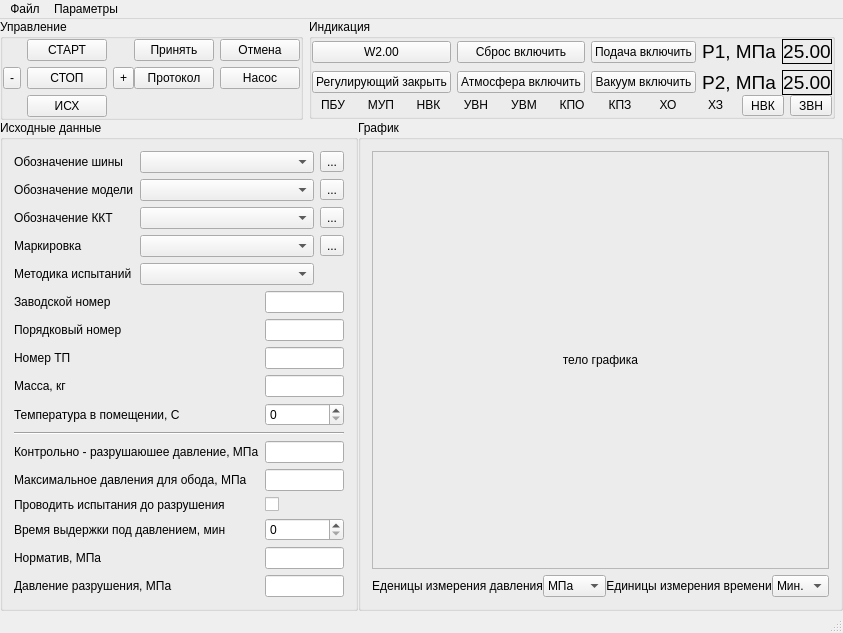
First picture: the form in main_window.ui, repository firef0xff/ttm25, before the edit.
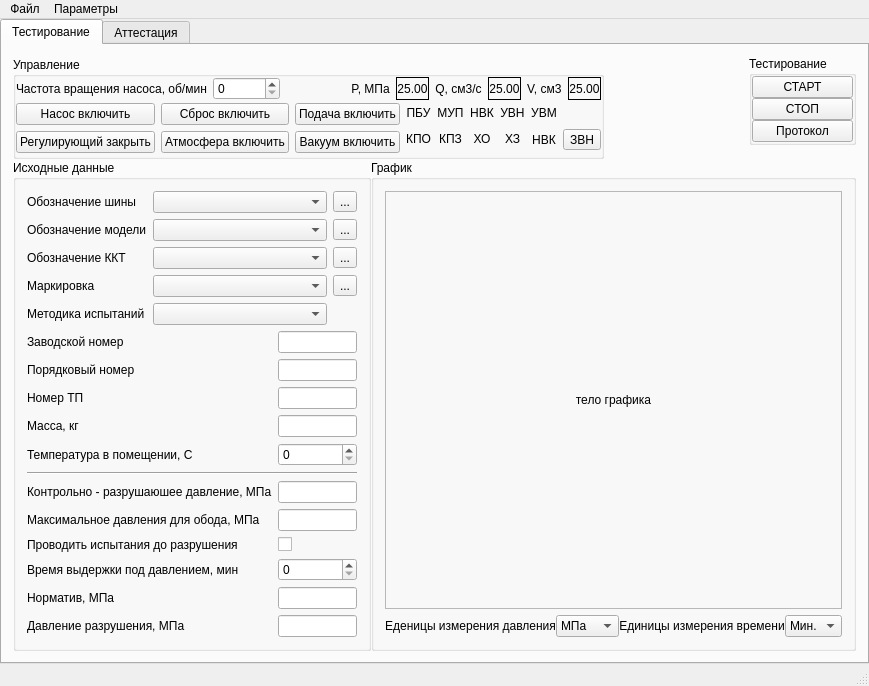
Second picture: the form after the edit.

Commit message:
Добавил секцию памяти. Обновил интерфейс
2ч

```diff
--- a/main_window.ui
+++ b/main_window.ui
@@ -6,8 +6,8 @@
    <rect>
     <x>0</x>
     <y>0</y>
-    <width>802</width>
-    <height>596</height>
+    <width>778</width>
+    <height>640</height>
    </rect>
   </property>
   <property name="windowTitle">
@@ -31,6 +31,16 @@
      <number>0</number>
     </property>
     <item>
+     <widget class="QTabWidget" name="tabWidget">
+      <property name="currentIndex">
+       <number>0</number>
+      </property>
+      <widget class="QWidget" name="tab_3">
+       <attribute name="title">
+        <string>Тестирование</string>
+       </attribute>
+       <layout class="QHBoxLayout" name="horizontalLayout_2">
+        <item>
      <layout class="QVBoxLayout" name="verticalLayout_3">
       <property name="spacing">
        <number>0</number>
@@ -48,170 +58,15 @@
         </property>
         <item>
          <widget class="QGroupBox" name="Controls">
+              <property name="sizePolicy">
+               <sizepolicy hsizetype="Preferred" vsizetype="Fixed">
+                <horstretch>0</horstretch>
+                <verstretch>0</verstretch>
+               </sizepolicy>
+              </property>
           <property name="title">
            <string>Управление</string>
           </property>
-          <layout class="QHBoxLayout" name="horizontalLayout_3">
-           <property name="spacing">
-            <number>0</number>
-           </property>
-           <property name="leftMargin">
-            <number>0</number>
-           </property>
-           <property name="topMargin">
-            <number>0</number>
-           </property>
-           <property name="rightMargin">
-            <number>0</number>
-           </property>
-           <property name="bottomMargin">
-            <number>0</number>
-           </property>
-           <item>
-            <layout class="QGridLayout" name="gridLayout_5">
-             <property name="sizeConstraint">
-              <enum>QLayout::SetMinimumSize</enum>
-             </property>
-             <item row="3" column="1">
-              <widget class="QPushButton" name="pushButton_5">
-               <property name="sizePolicy">
-                <sizepolicy hsizetype="Minimum" vsizetype="Preferred">
-                 <horstretch>0</horstretch>
-                 <verstretch>0</verstretch>
-                </sizepolicy>
-               </property>
-               <property name="text">
-                <string>ИСХ</string>
-               </property>
-              </widget>
-             </item>
-             <item row="2" column="1">
-              <widget class="QPushButton" name="pushButton_2">
-               <property name="sizePolicy">
-                <sizepolicy hsizetype="Minimum" vsizetype="Preferred">
-                 <horstretch>0</horstretch>
-                 <verstretch>0</verstretch>
-                </sizepolicy>
-               </property>
-               <property name="text">
-                <string>СТОП</string>
-               </property>
-              </widget>
-             </item>
-             <item row="2" column="2">
-              <widget class="QToolButton" name="toolButton_8">
-               <property name="sizePolicy">
-                <sizepolicy hsizetype="Minimum" vsizetype="Preferred">
-                 <horstretch>0</horstretch>
-                 <verstretch>0</verstretch>
-                </sizepolicy>
-               </property>
-               <property name="text">
-                <string>+</string>
-               </property>
-              </widget>
-             </item>
-             <item row="1" column="1">
-              <widget class="QPushButton" name="pushButton_4">
-               <property name="sizePolicy">
-                <sizepolicy hsizetype="Minimum" vsizetype="Preferred">
-                 <horstretch>0</horstretch>
-                 <verstretch>0</verstretch>
-                </sizepolicy>
-               </property>
-               <property name="text">
-                <string>СТАРТ</string>
-               </property>
-              </widget>
-             </item>
-             <item row="2" column="0">
-              <widget class="QToolButton" name="toolButton_7">
-               <property name="sizePolicy">
-                <sizepolicy hsizetype="Minimum" vsizetype="Preferred">
-                 <horstretch>0</horstretch>
-                 <verstretch>0</verstretch>
-                </sizepolicy>
-               </property>
-               <property name="text">
-                <string>-</string>
-               </property>
-              </widget>
-             </item>
-            </layout>
-           </item>
-           <item>
-            <layout class="QFormLayout" name="formLayout">
-             <property name="sizeConstraint">
-              <enum>QLayout::SetMaximumSize</enum>
-             </property>
-             <item row="0" column="0">
-              <widget class="QPushButton" name="pushButton">
-               <property name="sizePolicy">
-                <sizepolicy hsizetype="Minimum" vsizetype="Fixed">
-                 <horstretch>0</horstretch>
-                 <verstretch>0</verstretch>
-                </sizepolicy>
-               </property>
-               <property name="text">
-                <string>Принять</string>
-               </property>
-              </widget>
-             </item>
-             <item row="0" column="1">
-              <widget class="QPushButton" name="pushButton_3">
-               <property name="sizePolicy">
-                <sizepolicy hsizetype="Minimum" vsizetype="Fixed">
-                 <horstretch>0</horstretch>
-                 <verstretch>0</verstretch>
-                </sizepolicy>
-               </property>
-               <property name="text">
-                <string>Отмена</string>
-               </property>
-              </widget>
-             </item>
-             <item row="1" column="0">
-              <widget class="QPushButton" name="pushButton_7">
-               <property name="sizePolicy">
-                <sizepolicy hsizetype="Minimum" vsizetype="Fixed">
-                 <horstretch>0</horstretch>
-                 <verstretch>0</verstretch>
-                </sizepolicy>
-               </property>
-               <property name="text">
-                <string>Протокол</string>
-               </property>
-              </widget>
-             </item>
-             <item row="1" column="1">
-              <widget class="QPushButton" name="pushButton_9">
-               <property name="sizePolicy">
-                <sizepolicy hsizetype="Minimum" vsizetype="Fixed">
-                 <horstretch>0</horstretch>
-                 <verstretch>0</verstretch>
-                </sizepolicy>
-               </property>
-               <property name="text">
-                <string>Насос</string>
-               </property>
-              </widget>
-             </item>
-            </layout>
-           </item>
-          </layout>
-         </widget>
-        </item>
-        <item>
-         <widget class="QGroupBox" name="Indicators">
-          <property name="sizePolicy">
-           <sizepolicy hsizetype="Preferred" vsizetype="Fixed">
-            <horstretch>0</horstretch>
-            <verstretch>0</verstretch>
-           </sizepolicy>
-          </property>
-          <property name="title">
-           <string>Индикация</string>
-          </property>
           <layout class="QVBoxLayout" name="verticalLayout_5">
            <property name="spacing">
             <number>0</number>
@@ -228,11 +83,146 @@
            <property name="bottomMargin">
             <number>0</number>
            </property>
+               <item>
+                <layout class="QHBoxLayout" name="horizontalLayout_8">
+                 <property name="topMargin">
+                  <number>0</number>
+                 </property>
+                 <item>
+                  <widget class="QLabel" name="label_13">
+                   <property name="text">
+                    <string>Частота вращения насоса, об/мин</string>
+                   </property>
+                  </widget>
+                 </item>
+                 <item>
+                  <widget class="QSpinBox" name="spinBox">
+                   <property name="maximum">
+                    <number>9999999</number>
+                   </property>
+                  </widget>
+                 </item>
+                 <item>
+                  <spacer name="horizontalSpacer_3">
+                   <property name="orientation">
+                    <enum>Qt::Horizontal</enum>
+                   </property>
+                   <property name="sizeHint" stdset="0">
+                    <size>
+                     <width>40</width>
+                     <height>20</height>
+                    </size>
+                   </property>
+                  </spacer>
+                 </item>
+                 <item>
+                  <layout class="QGridLayout" name="gridLayout_4">
+                   <item row="0" column="0">
+                    <widget class="QLabel" name="label_23">
+                     <property name="font">
+                      <font>
+                       <pointsize>9</pointsize>
+                      </font>
+                     </property>
+                     <property name="text">
+                      <string>P, МПа</string>
+                     </property>
+                     <property name="alignment">
+                      <set>Qt::AlignCenter</set>
+                     </property>
+                    </widget>
+                   </item>
+                   <item row="0" column="1">
+                    <widget class="QLabel" name="label_24">
+                     <property name="font">
+                      <font>
+                       <pointsize>9</pointsize>
+                      </font>
+                     </property>
+                     <property name="frameShape">
+                      <enum>QFrame::Box</enum>
+                     </property>
+                     <property name="text">
+                      <string>25.00</string>
+                     </property>
+                     <property name="alignment">
+                      <set>Qt::AlignCenter</set>
+                     </property>
+                    </widget>
+                   </item>
+                   <item row="0" column="2">
+                    <widget class="QLabel" name="label_25">
+                     <property name="font">
+                      <font>
+                       <pointsize>9</pointsize>
+                      </font>
+                     </property>
+                     <property name="text">
+                      <string>Q, см3/c</string>
+                     </property>
+                     <property name="alignment">
+                      <set>Qt::AlignCenter</set>
+                     </property>
+                    </widget>
+                   </item>
+                   <item row="0" column="4">
+                    <widget class="QLabel" name="label_5">
+                     <property name="text">
+                      <string>V, см3</string>
+                     </property>
+                    </widget>
+                   </item>
+                   <item row="0" column="3">
+                    <widget class="QLabel" name="label_26">
+                     <property name="font">
+                      <font>
+                       <pointsize>9</pointsize>
+                      </font>
+                     </property>
+                     <property name="frameShape">
+                      <enum>QFrame::Box</enum>
+                     </property>
+                     <property name="text">
+                      <string>25.00</string>
+                     </property>
+                     <property name="alignment">
+                      <set>Qt::AlignCenter</set>
+                     </property>
+                    </widget>
+                   </item>
+                   <item row="0" column="5">
+                    <widget class="QLabel" name="label_27">
+                     <property name="font">
+                      <font>
+                       <pointsize>9</pointsize>
+                      </font>
+                     </property>
+                     <property name="frameShape">
+                      <enum>QFrame::Box</enum>
+                     </property>
+                     <property name="text">
+                      <string>25.00</string>
+                     </property>
+                     <property name="alignment">
+                      <set>Qt::AlignCenter</set>
+                     </property>
+                    </widget>
+                   </item>
+                  </layout>
+                 </item>
+                </layout>
+               </item>
            <item>
             <layout class="QHBoxLayout" name="horizontalLayout_7">
+                 <property name="topMargin">
+                  <number>3</number>
+                 </property>
+                 <property name="bottomMargin">
+                  <number>3</number>
+                 </property>
              <item>
               <layout class="QGridLayout" name="gridLayout">
-               <item row="2" column="1">
+                   <item row="3" column="1">
                 <widget class="QPushButton" name="bAirOnOff">
                  <property name="toolTip">
                   <string>W2.08/W2.09</string>
@@ -248,7 +238,26 @@
                  </property>
                 </widget>
                </item>
-               <item row="2" column="2">
+                   <item row="2" column="0">
+                    <widget class="QPushButton" name="bPumpOnOff">
+                     <property name="toolTip">
+                      <string>W2.00</string>
+                     </property>
+                     <property name="toolTipDuration">
+                      <number>500</number>
+                     </property>
+                     <property name="text">
+                      <string>Насос включить</string>
+                     </property>
+                     <property name="checkable">
+                      <bool>true</bool>
+                     </property>
+                     <property name="checked">
+                      <bool>false</bool>
+                     </property>
+                    </widget>
+                   </item>
+                   <item row="3" column="2">
                 <widget class="QPushButton" name="bVacuumOnOff">
                  <property name="toolTip">
                   <string>W2.10/W2.11</string>
@@ -264,39 +273,7 @@
                  </property>
                 </widget>
                </item>
-               <item row="1" column="2">
-                <widget class="QPushButton" name="bFeedOnOff">
-                 <property name="toolTip">
-                  <string>W2.06/W2.07</string>
-                 </property>
-                 <property name="toolTipDuration">
-                  <number>500</number>
-                 </property>
-                 <property name="text">
-                  <string>Подача включить</string>
-                 </property>
-                 <property name="checkable">
-                  <bool>true</bool>
-                 </property>
-                </widget>
-               </item>
-               <item row="2" column="0">
-                <widget class="QPushButton" name="bRegulatingOnOff">
-                 <property name="toolTip">
-                  <string>W2.02/W2.03</string>
-                 </property>
-                 <property name="toolTipDuration">
-                  <number>500</number>
-                 </property>
-                 <property name="text">
-                  <string>Регулирующий закрыть</string>
-                 </property>
-                 <property name="checkable">
-                  <bool>true</bool>
-                 </property>
-                </widget>
-               </item>
-               <item row="1" column="1">
+                   <item row="2" column="1">
                 <widget class="QPushButton" name="bResetOnOff">
                  <property name="toolTip">
                   <string>W2.04/W2.05</string>
@@ -312,8 +289,8 @@
                  </property>
                 </widget>
                </item>
-               <item row="1" column="0">
-                <widget class="QPushButton" name="bUnknownOnOff">
+                   <item row="3" column="0">
+                    <widget class="QPushButton" name="bRegulatingOnOff">
                  <property name="toolTip">
                   <string>W2.00/W2.01</string>
                  </property>
@@ -321,62 +298,46 @@
                   <number>500</number>
                  </property>
                  <property name="text">
-                  <string>W2.00</string>
+                      <string>Регулирующий закрыть</string>
                  </property>
                  <property name="checkable">
                   <bool>true</bool>
                  </property>
-                 <property name="checked">
-                  <bool>false</bool>
+                    </widget>
+                   </item>
+                   <item row="2" column="2">
+                    <widget class="QPushButton" name="bFeedOnOff">
+                     <property name="toolTip">
+                      <string>W2.06/W2.07</string>
+                     </property>
+                     <property name="toolTipDuration">
+                      <number>500</number>
+                     </property>
+                     <property name="text">
+                      <string>Подача включить</string>
+                     </property>
+                     <property name="checkable">
+                      <bool>true</bool>
                  </property>
                 </widget>
                </item>
               </layout>
              </item>
              <item>
-              <layout class="QGridLayout" name="gridLayout_4">
-               <item row="0" column="0">
-                <widget class="QLabel" name="label_23">
-                 <property name="font">
-                  <font>
-                   <pointsize>14</pointsize>
-                  </font>
-                 </property>
-                 <property name="text">
-                  <string>P1, МПа</string>
-                 </property>
-                 <property name="alignment">
-                  <set>Qt::AlignCenter</set>
-                 </property>
-                </widget>
-               </item>
-               <item row="0" column="1">
-                <widget class="QLabel" name="label_24">
-                 <property name="font">
-                  <font>
-                   <pointsize>14</pointsize>
-                  </font>
-                 </property>
-                 <property name="frameShape">
-                  <enum>QFrame::Box</enum>
-                 </property>
+                  <layout class="QGridLayout" name="gridLayout_5">
+                   <property name="leftMargin">
+                    <number>0</number>
+                   </property>
+                   <item row="1" column="2">
+                    <widget class="QLabel" name="label_6">
+                     <property name="sizePolicy">
+                      <sizepolicy hsizetype="Preferred" vsizetype="Fixed">
+                       <horstretch>0</horstretch>
+                       <verstretch>0</verstretch>
+                      </sizepolicy>
+                     </property>
                  <property name="text">
-                  <string>25.00</string>
-                 </property>
-                 <property name="alignment">
-                  <set>Qt::AlignCenter</set>
-                 </property>
-                </widget>
-               </item>
-               <item row="1" column="0">
-                <widget class="QLabel" name="label_25">
-                 <property name="font">
-                  <font>
-                   <pointsize>14</pointsize>
-                  </font>
-                 </property>
-                 <property name="text">
-                  <string>P2, МПа</string>
+                      <string>ХО</string>
                  </property>
                  <property name="alignment">
                   <set>Qt::AlignCenter</set>
@@ -384,31 +345,7 @@
                 </widget>
                </item>
                <item row="1" column="1">
-                <widget class="QLabel" name="label_26">
-                 <property name="font">
-                  <font>
-                   <pointsize>14</pointsize>
-                  </font>
-                 </property>
-                 <property name="frameShape">
-                  <enum>QFrame::Box</enum>
-                 </property>
-                 <property name="text">
-                  <string>25.00</string>
-                 </property>
-                 <property name="alignment">
-                  <set>Qt::AlignCenter</set>
-                 </property>
-                </widget>
-               </item>
-              </layout>
-             </item>
-            </layout>
-           </item>
-           <item>
-            <layout class="QHBoxLayout" name="horizontalLayout_2">
-             <item>
-              <widget class="QLabel" name="label_12">
+                    <widget class="QLabel" name="label_18">
                <property name="sizePolicy">
                 <sizepolicy hsizetype="Preferred" vsizetype="Fixed">
                  <horstretch>0</horstretch>
@@ -416,14 +353,24 @@
                 </sizepolicy>
                </property>
                <property name="text">
-                <string>ПБУ</string>
+                      <string>КПЗ</string>
                </property>
                <property name="alignment">
                 <set>Qt::AlignCenter</set>
                </property>
               </widget>
              </item>
-             <item>
+                   <item row="1" column="4">
+                    <widget class="QLabel" name="label">
+                     <property name="text">
+                      <string>НВК</string>
+                     </property>
+                     <property name="alignment">
+                      <set>Qt::AlignCenter</set>
+                     </property>
+                    </widget>
+                   </item>
+                   <item row="0" column="1">
               <widget class="QLabel" name="label_11">
                <property name="sizePolicy">
                 <sizepolicy hsizetype="Preferred" vsizetype="Fixed">
@@ -439,7 +386,7 @@
                </property>
               </widget>
              </item>
-             <item>
+                   <item row="0" column="2">
               <widget class="QLabel" name="label_10">
                <property name="sizePolicy">
                 <sizepolicy hsizetype="Preferred" vsizetype="Fixed">
@@ -455,7 +402,39 @@
                </property>
               </widget>
              </item>
-             <item>
+                   <item row="0" column="0">
+                    <widget class="QLabel" name="label_12">
+                     <property name="sizePolicy">
+                      <sizepolicy hsizetype="Preferred" vsizetype="Fixed">
+                       <horstretch>0</horstretch>
+                       <verstretch>0</verstretch>
+                      </sizepolicy>
+                     </property>
+                     <property name="text">
+                      <string>ПБУ</string>
+                     </property>
+                     <property name="alignment">
+                      <set>Qt::AlignCenter</set>
+                     </property>
+                    </widget>
+                   </item>
+                   <item row="1" column="0">
+                    <widget class="QLabel" name="label_4">
+                     <property name="sizePolicy">
+                      <sizepolicy hsizetype="Preferred" vsizetype="Fixed">
+                       <horstretch>0</horstretch>
+                       <verstretch>0</verstretch>
+                      </sizepolicy>
+                     </property>
+                     <property name="text">
+                      <string>КПО</string>
+                     </property>
+                     <property name="alignment">
+                      <set>Qt::AlignCenter</set>
+                     </property>
+                    </widget>
+                   </item>
+                   <item row="0" column="3">
               <widget class="QLabel" name="label_9">
                <property name="sizePolicy">
                 <sizepolicy hsizetype="Preferred" vsizetype="Fixed">
@@ -471,7 +450,7 @@
                </property>
               </widget>
              </item>
-             <item>
+                   <item row="0" column="4">
               <widget class="QLabel" name="label_8">
                <property name="sizePolicy">
                 <sizepolicy hsizetype="Preferred" vsizetype="Fixed">
@@ -487,55 +466,7 @@
                </property>
               </widget>
              </item>
-             <item>
-              <widget class="QLabel" name="label_4">
-               <property name="sizePolicy">
-                <sizepolicy hsizetype="Preferred" vsizetype="Fixed">
-                 <horstretch>0</horstretch>
-                 <verstretch>0</verstretch>
-                </sizepolicy>
-               </property>
-               <property name="text">
-                <string>КПО</string>
-               </property>
-               <property name="alignment">
-                <set>Qt::AlignCenter</set>
-               </property>
-              </widget>
-             </item>
-             <item>
-              <widget class="QLabel" name="label_18">
-               <property name="sizePolicy">
-                <sizepolicy hsizetype="Preferred" vsizetype="Fixed">
-                 <horstretch>0</horstretch>
-                 <verstretch>0</verstretch>
-                </sizepolicy>
-               </property>
-               <property name="text">
-                <string>КПЗ</string>
-               </property>
-               <property name="alignment">
-                <set>Qt::AlignCenter</set>
-               </property>
-              </widget>
-             </item>
-             <item>
-              <widget class="QLabel" name="label_6">
-               <property name="sizePolicy">
-                <sizepolicy hsizetype="Preferred" vsizetype="Fixed">
-                 <horstretch>0</horstretch>
-                 <verstretch>0</verstretch>
-                </sizepolicy>
-               </property>
-               <property name="text">
-                <string>ХО</string>
-               </property>
-               <property name="alignment">
-                <set>Qt::AlignCenter</set>
-               </property>
-              </widget>
-             </item>
-             <item>
+                   <item row="1" column="3">
               <widget class="QLabel" name="label_7">
                <property name="sizePolicy">
                 <sizepolicy hsizetype="Preferred" vsizetype="Fixed">
@@ -551,24 +482,11 @@
                </property>
               </widget>
              </item>
-             <item>
-              <widget class="QToolButton" name="toolButton">
-               <property name="sizePolicy">
-                <sizepolicy hsizetype="Preferred" vsizetype="Fixed">
-                 <horstretch>0</horstretch>
-                 <verstretch>0</verstretch>
-                </sizepolicy>
-               </property>
-               <property name="text">
-                <string>НВК</string>
-               </property>
-               <property name="checkable">
-                <bool>true</bool>
-               </property>
-              </widget>
-             </item>
-             <item>
+                   <item row="1" column="5">
               <widget class="QToolButton" name="toolButton_2">
+                     <property name="enabled">
+                      <bool>true</bool>
+                     </property>
                <property name="sizePolicy">
                 <sizepolicy hsizetype="Preferred" vsizetype="Fixed">
                  <horstretch>0</horstretch>
@@ -586,6 +504,8 @@
             </layout>
            </item>
           </layout>
+               </item>
+              </layout>
          </widget>
         </item>
         <item>
@@ -601,6 +521,92 @@
           </property>
          </spacer>
         </item>
+            <item>
+             <layout class="QVBoxLayout" name="verticalLayout_6">
+              <property name="leftMargin">
+               <number>0</number>
+              </property>
+              <item>
+               <widget class="QGroupBox" name="Testing">
+                <property name="title">
+                 <string>Тестирование</string>
+                </property>
+                <layout class="QVBoxLayout" name="verticalLayout_4">
+                 <property name="spacing">
+                  <number>0</number>
+                 </property>
+                 <property name="leftMargin">
+                  <number>0</number>
+                 </property>
+                 <property name="topMargin">
+                  <number>0</number>
+                 </property>
+                 <property name="rightMargin">
+                  <number>0</number>
+                 </property>
+                 <property name="bottomMargin">
+                  <number>0</number>
+                 </property>
+                 <item>
+                  <widget class="QPushButton" name="pushButton_4">
+                   <property name="sizePolicy">
+                    <sizepolicy hsizetype="Minimum" vsizetype="Fixed">
+                     <horstretch>0</horstretch>
+                     <verstretch>0</verstretch>
+                    </sizepolicy>
+                   </property>
+                   <property name="text">
+                    <string>СТАРТ</string>
+                   </property>
+                  </widget>
+                 </item>
+                 <item>
+                  <widget class="QPushButton" name="pushButton_2">
+                   <property name="sizePolicy">
+                    <sizepolicy hsizetype="Minimum" vsizetype="Fixed">
+                     <horstretch>0</horstretch>
+                     <verstretch>0</verstretch>
+                    </sizepolicy>
+                   </property>
+                   <property name="text">
+                    <string>СТОП</string>
+                   </property>
+                  </widget>
+                 </item>
+                 <item>
+                  <widget class="QPushButton" name="pushButton_7">
+                   <property name="sizePolicy">
+                    <sizepolicy hsizetype="Minimum" vsizetype="Fixed">
+                     <horstretch>0</horstretch>
+                     <verstretch>0</verstretch>
+                    </sizepolicy>
+                   </property>
+                   <property name="text">
+                    <string>Протокол</string>
+                   </property>
+                  </widget>
+                 </item>
+                </layout>
+               </widget>
+              </item>
+              <item>
+               <spacer name="verticalSpacer">
+                <property name="orientation">
+                 <enum>Qt::Vertical</enum>
+                </property>
+                <property name="sizeType">
+                 <enum>QSizePolicy::Preferred</enum>
+                </property>
+                <property name="sizeHint" stdset="0">
+                 <size>
+                  <width>20</width>
+                  <height>40</height>
+                 </size>
+                </property>
+               </spacer>
+              </item>
+             </layout>
+            </item>
        </layout>
       </item>
       <item>
@@ -1068,12 +1074,45 @@
     </item>
    </layout>
   </widget>
+      <widget class="QWidget" name="tab_4">
+       <attribute name="title">
+        <string>Аттестация</string>
+       </attribute>
+       <layout class="QHBoxLayout" name="horizontalLayout_3">
+        <item>
+         <widget class="QTabWidget" name="tabWidget_2">
+          <property name="currentIndex">
+           <number>2</number>
+          </property>
+          <widget class="QWidget" name="tab_5">
+           <attribute name="title">
+            <string>По давлению</string>
+           </attribute>
+          </widget>
+          <widget class="QWidget" name="tab_6">
+           <attribute name="title">
+            <string>По времени</string>
+           </attribute>
+          </widget>
+          <widget class="QWidget" name="tab_7">
+           <attribute name="title">
+            <string>По времени нарастания давления</string>
+           </attribute>
+          </widget>
+         </widget>
+        </item>
+       </layout>
+      </widget>
+     </widget>
+    </item>
+   </layout>
+  </widget>
   <widget class="QMenuBar" name="menuBar">
    <property name="geometry">
     <rect>
      <x>0</x>
      <y>0</y>
-     <width>802</width>
+     <width>778</width>
      <height>21</height>
     </rect>
    </property>
```
Left out of the diff: 2 changed lines with no effect on the pictures. Lines whose indentation alone changed are shown as unchanged. The commit also changes 7 other files.
